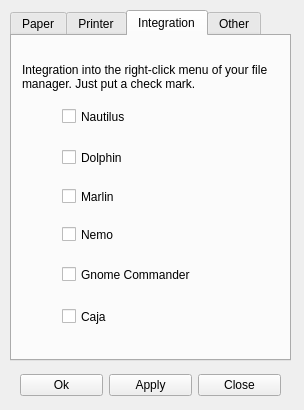
Qt form pagesetup.ui (viktand/vap4) before a commit.
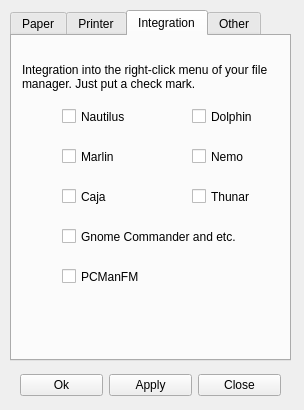
The same form after that commit. The open tabs and pages were chosen to show the change. Icons and pictures are not drawn.

The edit to the form file:
```diff
--- a/pagesetup.ui
+++ b/pagesetup.ui
@@ -567,7 +567,7 @@
        <rect>
         <x>50</x>
         <y>70</y>
-        <width>81</width>
+        <width>91</width>
         <height>21</height>
        </rect>
       </property>
@@ -578,8 +578,8 @@
      <widget class="QCheckBox" name="checkBox_4">
       <property name="geometry">
        <rect>
-        <x>50</x>
-        <y>111</y>
+        <x>180</x>
+        <y>70</y>
         <width>85</width>
         <height>21</height>
        </rect>
@@ -591,10 +591,10 @@
      <widget class="QLabel" name="label_9">
       <property name="geometry">
        <rect>
-        <x>6</x>
+        <x>10</x>
         <y>60</y>
-        <width>40</width>
-        <height>40</height>
+        <width>32</width>
+        <height>32</height>
        </rect>
       </property>
       <property name="text">
@@ -610,10 +610,10 @@
      <widget class="QLabel" name="label_10">
       <property name="geometry">
        <rect>
-        <x>7</x>
-        <y>99</y>
-        <width>38</width>
-        <height>38</height>
+        <x>140</x>
+        <y>60</y>
+        <width>32</width>
+        <height>32</height>
        </rect>
       </property>
       <property name="text">
@@ -630,7 +630,7 @@
       <property name="geometry">
        <rect>
         <x>10</x>
-        <y>140</y>
+        <y>100</y>
         <width>32</width>
         <height>32</height>
        </rect>
@@ -649,7 +649,7 @@
       <property name="geometry">
        <rect>
         <x>50</x>
-        <y>150</y>
+        <y>110</y>
         <width>85</width>
         <height>21</height>
        </rect>
@@ -661,8 +661,8 @@
      <widget class="QLabel" name="label_12">
       <property name="geometry">
        <rect>
-        <x>10</x>
-        <y>178</y>
+        <x>140</x>
+        <y>100</y>
         <width>32</width>
         <height>32</height>
        </rect>
@@ -680,8 +680,8 @@
      <widget class="QCheckBox" name="checkBox_6">
       <property name="geometry">
        <rect>
-        <x>50</x>
-        <y>188</y>
+        <x>180</x>
+        <y>110</y>
         <width>85</width>
         <height>21</height>
        </rect>
@@ -694,7 +694,7 @@
       <property name="geometry">
        <rect>
         <x>10</x>
-        <y>217</y>
+        <y>185</y>
         <width>32</width>
         <height>32</height>
        </rect>
@@ -713,20 +713,20 @@
       <property name="geometry">
        <rect>
         <x>50</x>
-        <y>228</y>
-        <width>151</width>
+        <y>190</y>
+        <width>221</width>
         <height>21</height>
        </rect>
       </property>
       <property name="text">
-       <string>Gnome Commander</string>
+       <string>Gnome Commander and etc.</string>
       </property>
      </widget>
      <widget class="QLabel" name="label_14">
       <property name="geometry">
        <rect>
         <x>3</x>
-        <y>253</y>
+        <y>135</y>
         <width>45</width>
         <height>45</height>
        </rect>
@@ -745,7 +745,7 @@
       <property name="geometry">
        <rect>
         <x>50</x>
-        <y>270</y>
+        <y>150</y>
         <width>85</width>
         <height>21</height>
        </rect>
@@ -773,6 +773,70 @@
        <bool>true</bool>
       </property>
      </widget>
+     <widget class="QLabel" name="label_23">
+      <property name="geometry">
+       <rect>
+        <x>140</x>
+        <y>150</y>
+        <width>32</width>
+        <height>32</height>
+       </rect>
+      </property>
+      <property name="text">
+       <string/>
+      </property>
+      <property name="pixmap">
+       <pixmap resource="res.qrc">:/new/prefix1/thunar</pixmap>
+      </property>
+      <property name="scaledContents">
+       <bool>true</bool>
+      </property>
+     </widget>
+     <widget class="QCheckBox" name="checkBox_10">
+      <property name="geometry">
+       <rect>
+        <x>180</x>
+        <y>150</y>
+        <width>85</width>
+        <height>21</height>
+       </rect>
+      </property>
+      <property name="text">
+       <string>Thunar</string>
+      </property>
+     </widget>
+     <widget class="QLabel" name="label_24">
+      <property name="geometry">
+       <rect>
+        <x>6</x>
+        <y>220</y>
+        <width>40</width>
+        <height>40</height>
+       </rect>
+      </property>
+      <property name="text">
+       <string/>
+      </property>
+      <property name="pixmap">
+       <pixmap resource="res.qrc">:/new/prefix1/file_manager</pixmap>
+      </property>
+      <property name="scaledContents">
+       <bool>true</bool>
+      </property>
+     </widget>
+     <widget class="QCheckBox" name="checkBox_11">
+      <property name="geometry">
+       <rect>
+        <x>50</x>
+        <y>230</y>
+        <width>85</width>
+        <height>21</height>
+       </rect>
+      </property>
+      <property name="text">
+       <string>PCManFM</string>
+      </property>
+     </widget>
     </widget>
     <widget class="QWidget" name="tab_4">
      <attribute name="title">
```
Left out of the diff: 13 changed lines with no effect on the pictures.
